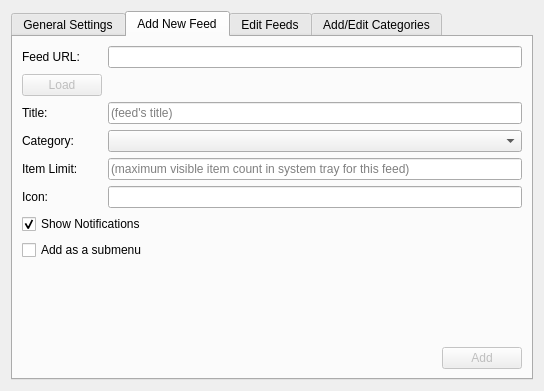
Old version of the form src/settingsdialog.ui in the repository isamert/feeder.
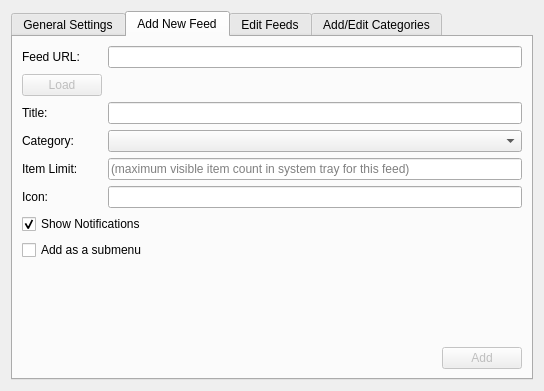
New version of the form. The open tabs and pages were chosen to show the change.

Diff of the .ui file:
```diff
--- a/src/settingsdialog.ui
+++ b/src/settingsdialog.ui
@@ -164,7 +164,7 @@
          <item row="2" column="1">
           <widget class="QLineEdit" name="lineTitle">
            <property name="placeholderText">
-            <string>(feed's title)</string>
+            <string/>
            </property>
           </widget>
          </item>
```
